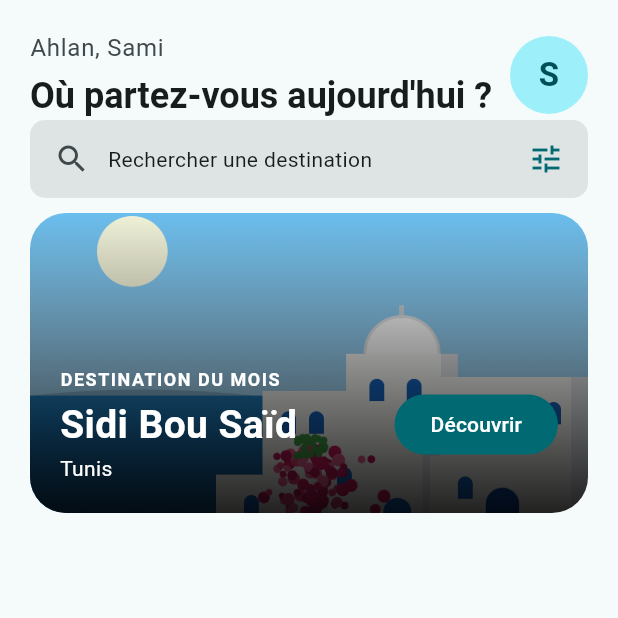
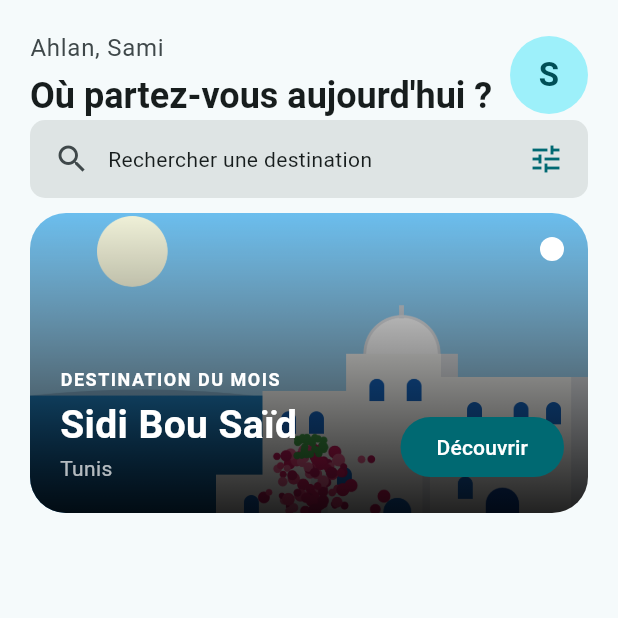
Before and after one commit to camiouna/rihla, a Flutter app: the screen it shows after launch, on a phone screen of 412 x 824 dp, the top half of it. Run offline on Flutter 3.47's test engine with Material 3 defaults, Android fonts, the phone set to English and light mode, and no system bars.

Commit message:
palier 3

```diff
--- a/lib/main.dart
+++ b/lib/main.dart
@@ -22,3 +22,9 @@ class RihlaApp extends StatelessWidget {
     );
   }
 }
+//Q1: l'avatar sera a coté de "ou parter vous ajourd'hui", expanded permet que la column prend le reste de la largeur donc le texte occupe tout l'espace libre
+//Q2: car statelessWidget ne doit pas avoir des valeurs qui change aprés creation
+//Q3: cs.primary suit la couleur de theme actuel, colors.teal reste fixe donc si on change le seedcolor, cs.primary change mais colors.teal reste le meme.
+//Q4: le decoratedBox est derriere l'image parceque les premiers elements sont dessinées en bas et les derniers en haut
+//Q5: le contenu depasse les bords de clipRRect
+//Q6; right 130 reserve l'espace pour le bouton decouvrir
--- a/lib/widgets/hero_banner.dart
+++ b/lib/widgets/hero_banner.dart
@@ -30,16 +30,28 @@ class HeroBanner extends StatelessWidget {
               ),
             ),
             Positioned(
+              top: 16,
+              right: 16,
+              child: Container(
+                padding: const EdgeInsets.all(8),
+                decoration: BoxDecoration(
+                  color: Colors.white,
+                  borderRadius: BorderRadius.circular(20),
+                ),
+                child: Row(
+                  mainAxisSize: MainAxisSize.min,
+                  children: const [],
+                ),
+              ),
+            ),
+            Positioned(
               left: 20,
-              right: 20,
+              right: 130,
               bottom: 20,
-              child: Row(
-                children: [
-                  Expanded(
               child: Column(
                 crossAxisAlignment: CrossAxisAlignment.start,
                 children: [
-                        Text(
+                  const Text(
                     'DESTINATION DU MOIS',
                     style: TextStyle(
                       color: Colors.white,
@@ -48,10 +60,10 @@ class HeroBanner extends StatelessWidget {
                       letterSpacing: 1,
                     ),
                   ),
-                        SizedBox(height: 4),
+                  const SizedBox(height: 4),
                   Text(
                     destination.nom,
-                          style: TextStyle(
+                    style: const TextStyle(
                       color: Colors.white,
                       fontSize: 26,
                       fontWeight: FontWeight.bold,
@@ -59,19 +71,20 @@ class HeroBanner extends StatelessWidget {
                   ),
                   Text(
                     destination.region,
-                          style:TextStyle(
-                            color: Colors.white,
+                    style: const TextStyle(
+                      color: Colors.white70,
                       fontSize: 14,
                     ),
                   ),
                 ],
               ),
             ),
-                  FilledButton(
+            Positioned(
+              right: 16,
+              bottom: 20,
+              child: FilledButton(
                 onPressed: () {},
-                    child: Text('Découvrir'),
-                  ),
-                ],
+                child: const Text('Découvrir'),
               ),
             ),
           ],
@@ -80,4 +93,3 @@ class HeroBanner extends StatelessWidget {
     );
   }
 }
-//Q1:
--- a/lib/widgets/home_header.dart
+++ b/lib/widgets/home_header.dart
@@ -50,7 +50,3 @@ class HomeHeader extends StatelessWidget {
     );
   }
 }
-
-//Q1: l'avatar sera a coté de "ou parter vous ajourd'hui", expanded permet que la column prend le reste de la largeur donc le texte occupe tout l'espace libre
-//Q2: car statelessWidget ne doit pas avoir des valeurs qui change aprés creation
-//Q3: cs.primary suit la couleur de theme actuel, colors.teal reste fixe donc si on change le seedcolor, cs.primary change mais colors.teal reste le meme.
```
Lines whose indentation alone changed are shown as unchanged.
